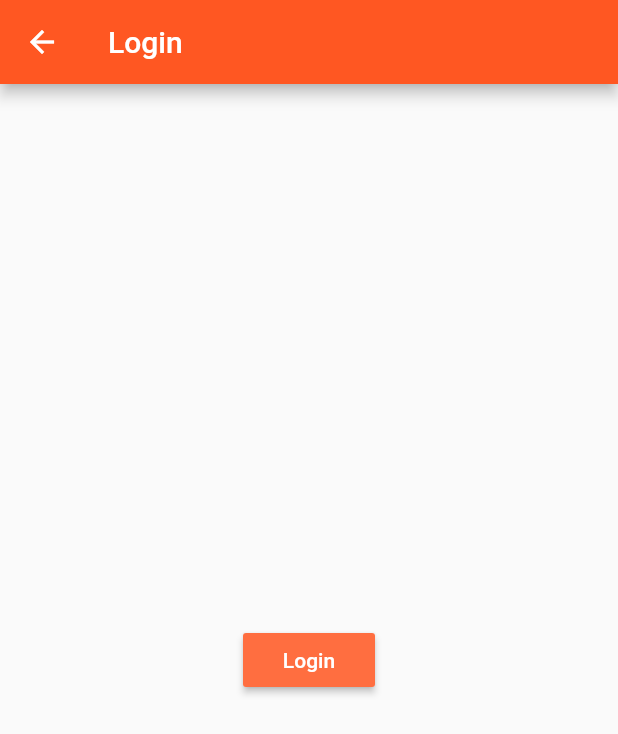
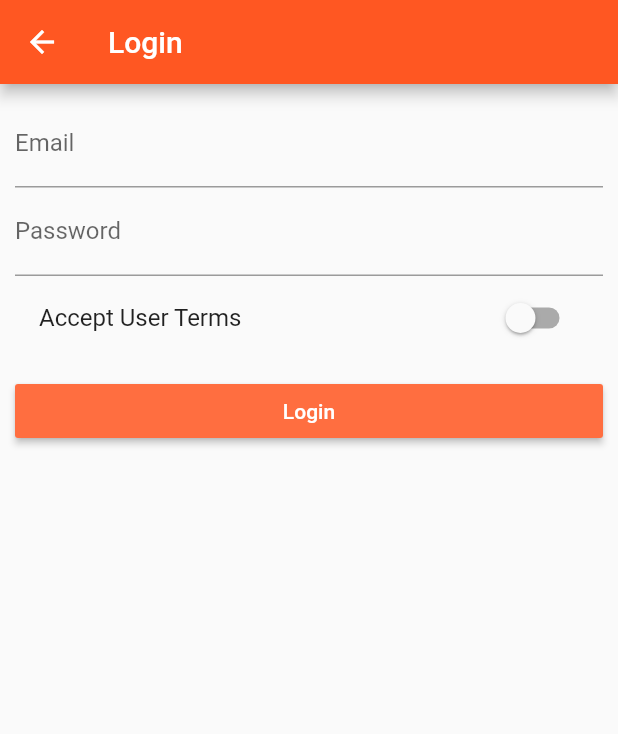
Before and after one commit to khorotyan/shoppingapp, a Flutter app: the AuthPage screen opened directly, on a phone screen of 412 x 824 dp. Shown: the top 734 px of the screen. Run offline on Flutter 3.47's test engine with Material 2 defaults, Android fonts, the phone set to English and light mode, and no system bars.

Commit message:
Login page added

```diff
--- a/simple_flutter_list/lib/main.dart
+++ b/simple_flutter_list/lib/main.dart
@@ -48,7 +48,8 @@ class _SimpleAppState extends State<SimpleApp> {
             accentColor: Colors.deepOrangeAccent),
         // home: AuthPage(),
         routes: {
-          '/': (BuildContext context) => ProductsPage(_products),
+          '/': (BuildContext context) => AuthPage(),
+          '/products': (BuildContext context) => ProductsPage(_products),
           '/admin': (BuildContext context) =>
               ProductsAdminPage(_addProduct, _removeProduct)
         },
--- a/simple_flutter_list/lib/pages/auth_page.dart
+++ b/simple_flutter_list/lib/pages/auth_page.dart
@@ -1,20 +1,59 @@
 import 'package:flutter/material.dart';
 
-class AuthPage extends StatelessWidget {
+class AuthPage extends StatefulWidget {
+  @override
+  State<StatefulWidget> createState() {
+    return _AuthPageState();
+  }
+}
+
+class _AuthPageState extends State<AuthPage> {
+  String _email;
+  String _password;
+  bool _acceptTerms = false;
+
   @override
   Widget build(BuildContext context) {
     return Scaffold(
         appBar: AppBar(title: Text('Login')),
-        body: Center(
-            child: RaisedButton(
+        body: Container(
+            margin: EdgeInsets.all(10.0),
+            child: ListView(
+              children: <Widget>[
+                TextField(
+                  decoration: InputDecoration(labelText: 'Email'),
+                  keyboardType: TextInputType.emailAddress,
+                  onChanged: (String value) {
+                    setState(() {
+                      _email = value;
+                    });
+                  },
+                ),
+                TextField(
+                  decoration: InputDecoration(labelText: 'Password'),
+                  obscureText: true,
+                  onChanged: (String value) {
+                    setState(() {
+                      _password = value;
+                    });
+                  },
+                ),
+                SwitchListTile(value: _acceptTerms, onChanged: (bool value){ setState(() {
+                                  _acceptTerms = value;
+                                });}, title: Text('Accept User Terms')),
+                SizedBox(height: 10.0),
+                RaisedButton(
                   color: Theme.of(context).accentColor,
-          child: Text('Login', style: TextStyle(color: Colors.white)),
+                  textColor: Colors.white,
+                  child: Text('Login'),
                   onPressed: () {
                     // pushReplacement means that the current page gets completely
                     //  replaced by the new page (cannot go back to this page from it)
                     //  destroys data that existed in the previous page
-            Navigator.pushReplacementNamed(context, '/');
+                    Navigator.pushReplacementNamed(context, '/products');
                   },
+                )
+              ],
             )));
   }
 }
--- a/simple_flutter_list/lib/pages/products_admin_page.dart
+++ b/simple_flutter_list/lib/pages/products_admin_page.dart
@@ -21,7 +21,7 @@ class ProductsAdminPage extends StatelessWidget {
               ListTile(
                 title: Text('All Products'),
                 onTap: () {
-                  Navigator.pushReplacementNamed(context, '/');
+                  Navigator.pushReplacementNamed(context, '/products');
                 },
               )
             ])),
```
Also changed, not shown: simple_flutter_list/lib/pages/product_create_page.dart (+8 -8 lines). Lines whose indentation alone changed are shown as unchanged.
